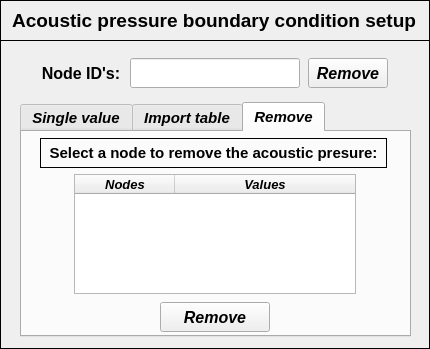
Old version of the form data/user_input/ui/Model/Setup/Acoustic/acousticpressureInput.ui in the repository open-pulse/OpenPulse.
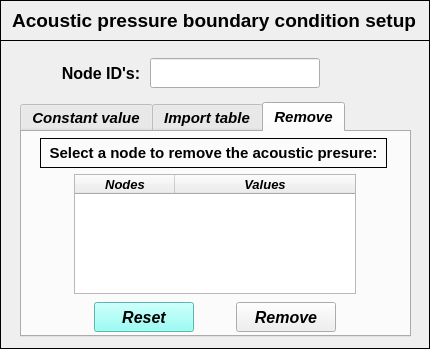
New version of the form. The open tabs and pages were chosen to show the change. Icons and pictures are not drawn.

```diff
--- a/data/user_input/ui/Model/Setup/Acoustic/acousticpressureInput.ui
+++ b/data/user_input/ui/Model/Setup/Acoustic/acousticpressureInput.ui
@@ -185,7 +185,7 @@
     </property>
     <widget class="QWidget" name="tab_constant_values">
      <attribute name="title">
-      <string>Single value</string>
+      <string>Constant value</string>
      </attribute>
      <widget class="QWidget" name="gridLayoutWidget">
       <property name="geometry">
@@ -780,24 +780,24 @@
        </property>
       </column>
      </widget>
-     <widget class="QPushButton" name="pushButton_remove_bc_confirm_2">
+     <widget class="QPushButton" name="pushButton_remove_bc_confirm">
       <property name="geometry">
        <rect>
-        <x>138</x>
+        <x>214</x>
         <y>170</y>
-        <width>110</width>
+        <width>100</width>
         <height>30</height>
        </rect>
       </property>
       <property name="minimumSize">
        <size>
-        <width>110</width>
+        <width>100</width>
         <height>30</height>
        </size>
       </property>
       <property name="maximumSize">
        <size>
-        <width>110</width>
+        <width>100</width>
         <height>30</height>
        </size>
       </property>
@@ -857,12 +857,52 @@
        <set>Qt::AlignCenter</set>
       </property>
      </widget>
+     <widget class="QPushButton" name="pushButton_reset">
+      <property name="geometry">
+       <rect>
+        <x>72</x>
+        <y>170</y>
+        <width>100</width>
+        <height>30</height>
+       </rect>
+      </property>
+      <property name="minimumSize">
+       <size>
+        <width>100</width>
+        <height>30</height>
+       </size>
+      </property>
+      <property name="maximumSize">
+       <size>
+        <width>100</width>
+        <height>30</height>
+       </size>
+      </property>
+      <property name="font">
+       <font>
+        <family>Arial</family>
+        <pointsize>12</pointsize>
+        <weight>75</weight>
+        <italic>true</italic>
+        <bold>true</bold>
+       </font>
+      </property>
+      <property name="styleSheet">
+       <string notr="true">background-color: rgb(125, 255, 245);</string>
+      </property>
+      <property name="text">
+       <string>Reset</string>
+      </property>
+      <property name="flat">
+       <bool>false</bool>
+      </property>
+     </widget>
     </widget>
    </widget>
    <widget class="QLineEdit" name="lineEdit_nodeID">
     <property name="geometry">
      <rect>
-      <x>130</x>
+      <x>150</x>
       <y>18</y>
       <width>170</width>
       <height>30</height>
@@ -902,44 +942,10 @@
      <set>Qt::AlignCenter</set>
     </property>
    </widget>
-   <widget class="QPushButton" name="pushButton_remove_bc_confirm">
-    <property name="geometry">
-     <rect>
-      <x>308</x>
-      <y>18</y>
-      <width>80</width>
-      <height>30</height>
-     </rect>
-    </property>
-    <property name="minimumSize">
-     <size>
-      <width>0</width>
-      <height>30</height>
-     </size>
-    </property>
-    <property name="maximumSize">
-     <size>
-      <width>16777215</width>
-      <height>30</height>
-     </size>
-    </property>
-    <property name="font">
-     <font>
-      <family>Arial</family>
-      <pointsize>12</pointsize>
-      <weight>75</weight>
-      <italic>true</italic>
-      <bold>true</bold>
-     </font>
-    </property>
-    <property name="text">
-     <string>Remove</string>
-    </property>
-   </widget>
    <widget class="QLabel" name="label_2">
     <property name="geometry">
      <rect>
-      <x>36</x>
+      <x>56</x>
       <y>18</y>
       <width>90</width>
       <height>30</height>
```
Left out of the diff: 11 changed lines with no effect on the pictures.
